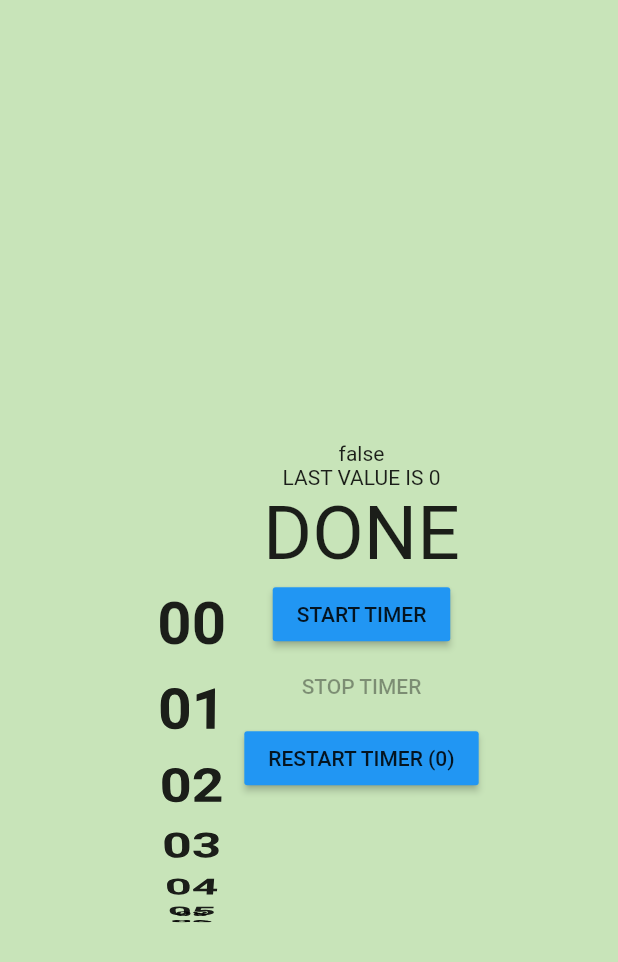
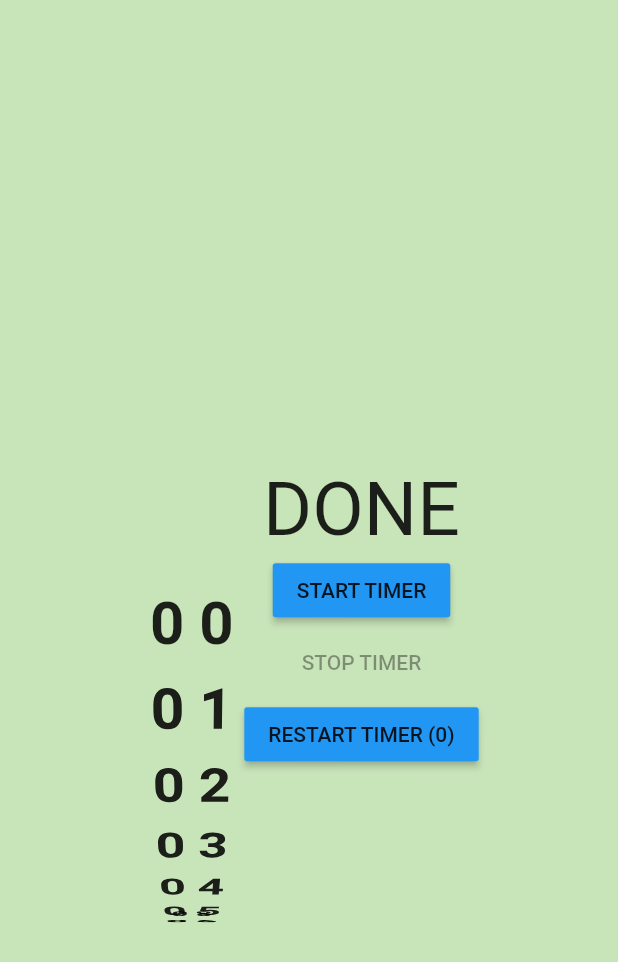
Before and after one commit to ubclaunchpad/virtual-pet, a Flutter app: the screen it shows after launch, item 2 of the bottom bar chosen, on a phone screen of 412 x 824 dp. Shown: the top 962 px of the screen. Run offline on Flutter 3.47's test engine with Material 2 defaults, Android fonts, the light colour scheme and no system bars; missing offline and left inert: flame.

Commit message:
addressed flutter analyze

```diff
--- a/front-end/virtual_pet/lib/pages/minutes.dart
+++ b/front-end/virtual_pet/lib/pages/minutes.dart
@@ -1,23 +1,22 @@
 import 'package:flutter/material.dart';
 
 class MyMinutes extends StatelessWidget {
-  int mins;
+  final int mins;
 
-  MyMinutes({required this.mins});
+  const MyMinutes({required this.mins, super.key});
 
   @override
   Widget build(BuildContext context) {
     return Padding(
       padding: const EdgeInsets.symmetric(vertical: 5.0),
-      child: Container(
-        child: Center(
-          child: Text(
-            mins < 10 ? '0' + mins.toString() : mins.toString(),
-            style: TextStyle(
-              fontSize: 40,
-              // color: Colors.white,
-              fontWeight: FontWeight.bold,
-            ),
+      child: Center(
+        child: Text(
+          // mins < 10 ? '0' + mins.toString() : mins.toString(),
+          mins < 10 ? '0 ${mins.toString()}' : mins.toString(),
+          style: const TextStyle(
+            fontSize: 40,
+            // color: Colors.white,
+            fontWeight: FontWeight.bold,
           ),
         ),
       ),
--- a/front-end/virtual_pet/lib/pages/pomodoro_page.dart
+++ b/front-end/virtual_pet/lib/pages/pomodoro_page.dart
@@ -1,6 +1,6 @@
+// ignore_for_file: sized_box_for_whitespace
+
 import 'package:flutter/material.dart';
-import 'package:flutter/widgets.dart';
-import 'package:flutter/cupertino.dart';
 import 'minutes.dart';
 import 'dart:async';
 
@@ -15,16 +15,12 @@ class PomodoroPage extends StatefulWidget {
 class PomodoroState extends State<PomodoroPage> {
   int timeLeft = 0;
   static const String routeName = "/PomodoroPage";
-  late FixedExtentScrollController _controller;
   bool inProgress = false;
   int lastValue = 0;
 
   @override
   void initState() {
-    // TODO: implement initState
     super.initState();
-
-    _controller = FixedExtentScrollController();
   }
 
   void _startCountDown() {
@@ -32,7 +28,7 @@ class PomodoroState extends State<PomodoroPage> {
       inProgress = true;
       lastValue = timeLeft;
     });
-    Timer.periodic(Duration(seconds: 1), (timer) {
+    Timer.periodic(const Duration(seconds: 1), (timer) {
       if (timeLeft > 0) {
         setState(() {
           timeLeft--;
@@ -82,7 +78,7 @@ class PomodoroState extends State<PomodoroPage> {
               itemExtent: 50,
               perspective: 0.005,
               diameterRatio: 1.2,
-              physics: FixedExtentScrollPhysics(),
+              physics: const FixedExtentScrollPhysics(),
               childDelegate: ListWheelChildBuilderDelegate(
                 childCount: 60,
                 builder: (context, index) {
@@ -97,26 +93,27 @@ class PomodoroState extends State<PomodoroPage> {
           Column(
             mainAxisAlignment: MainAxisAlignment.center,
             children: [
-              Text(inProgress.toString()),
-              Text("LAST VALUE IS " + lastValue.toString()),
+              // Text(inProgress.toString()),
+              // Text("LAST VALUE IS " + lastValue.toString()),
               Text(
                 timeLeft == 0 ? "DONE" : timeLeft.toString(),
-                style: TextStyle(fontSize: 50),
+                style: const TextStyle(fontSize: 50),
               ),
               MaterialButton(
                 onPressed: _startCountDown,
                 color: Colors.blue,
-                child: Text("START TIMER"),
+                child: const Text("START TIMER"),
               ),
               MaterialButton(
                 onPressed: inProgress == true ? _stopTimer : null,
                 color: Colors.blue,
-                child: Text("STOP TIMER"),
+                child: const Text("STOP TIMER"),
               ),
               MaterialButton(
                 onPressed: inProgress == true ? null : _restartTimer,
                 color: Colors.blue,
-                child: Text("RESTART TIMER (" + lastValue.toString() + ")"),
+                // child: Text("RESTART TIMER (" + lastValue.toString() + ")"),
+                child: Text("RESTART TIMER (${lastValue.toString()})"),
               ),
             ],
           ),
```
